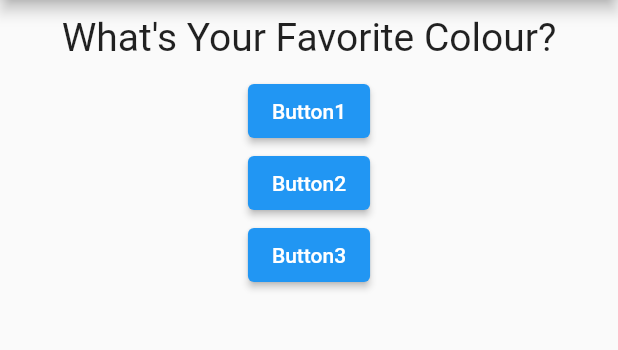
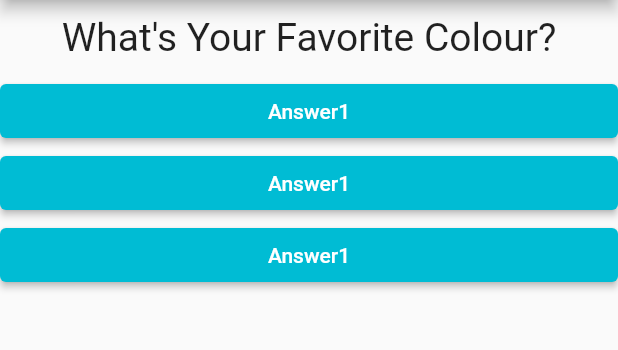
Before and after one commit to FrengkyG/learn-flutter, a Flutter app: the screen it shows after launch, on a phone screen of 412 x 824 dp, the part 84-434 px from its top. Run offline on Flutter 3.47's test engine with Material 2 defaults, Android fonts, the phone set to English and light mode, and no system bars; our stand-ins replace cached_network_image, dartz, equatable, flutter_local_notifications, flutter_rating_bar, get_it and 5 more; missing offline and left inert: android_alarm_manager_plus, app_settings; accounts and stored records are empty; generated files the repository leaves out were written again.

Commit message:
separating & styling button from main

```diff
--- /dev/null
+++ b/Flutter The Complete Guide/01 Quiz App/quizly/lib/answer.dart
@@ -0,0 +1,20 @@
+import 'package:flutter/material.dart';
+
+class Answer extends StatelessWidget {
+  final VoidCallback selectHandler;
+  const Answer({Key? key, required this.selectHandler}) : super(key: key);
+
+  @override
+  Widget build(BuildContext context) {
+    return Container(
+      width: double.infinity,
+      child: ElevatedButton(
+        style: ButtonStyle(
+          backgroundColor: MaterialStateProperty.all(Colors.cyan),
+        ),
+        child: const Text('Answer1'),
+        onPressed: selectHandler,
+      ),
+    );
+  }
+}
--- a/Flutter The Complete Guide/01 Quiz App/quizly/lib/main.dart
+++ b/Flutter The Complete Guide/01 Quiz App/quizly/lib/main.dart
@@ -1,4 +1,5 @@
 import 'package:flutter/material.dart';
+import 'package:quizly/answer.dart';
 import 'package:quizly/question.dart';
 
 void main() {
@@ -36,20 +37,9 @@ class _MyAppState extends State<MyApp> {
         body: Column(
           children: [
             Question(questionText: questions[_questionIndex]),
-            ElevatedButton(
-              onPressed: () {
-                _answerQuestion();
-              },
-              child: const Text('Button1'),
-            ),
-            ElevatedButton(
-              onPressed: () {},
-              child: const Text('Button2'),
-            ),
-            ElevatedButton(
-              onPressed: () {},
-              child: const Text('Button3'),
-            ),
+            Answer(selectHandler: _answerQuestion),
+            Answer(selectHandler: _answerQuestion),
+            Answer(selectHandler: _answerQuestion),
           ],
         ),
       ),
```
